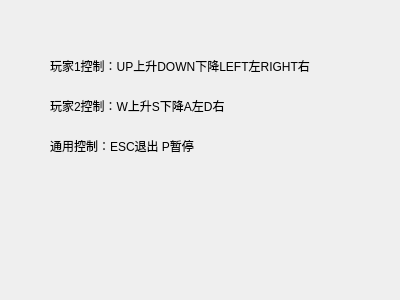
This is lib/helppage.ui in Chasingdreams6/QLink as Qt 5 draws it before an edit. The edited form follows.
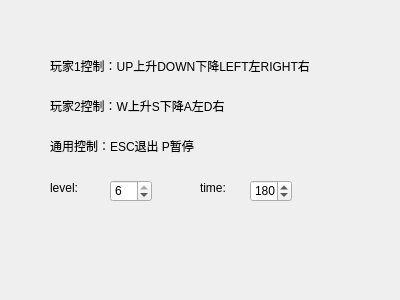
This is the edited form.

Commit message: Add: adjustable level and time

What changed in the file:
```diff
--- a/lib/helppage.ui
+++ b/lib/helppage.ui
@@ -52,6 +52,67 @@
     <string>通用控制：ESC退出 P暂停</string>
    </property>
   </widget>
+  <widget class="QSpinBox" name="spinBox">
+   <property name="geometry">
+    <rect>
+     <x>110</x>
+     <y>180</y>
+     <width>42</width>
+     <height>22</height>
+    </rect>
+   </property>
+   <property name="minimum">
+    <number>2</number>
+   </property>
+   <property name="maximum">
+    <number>6</number>
+   </property>
+   <property name="value">
+    <number>6</number>
+   </property>
+  </widget>
+  <widget class="QLabel" name="label_4">
+   <property name="geometry">
+    <rect>
+     <x>50</x>
+     <y>180</y>
+     <width>72</width>
+     <height>15</height>
+    </rect>
+   </property>
+   <property name="text">
+    <string>level:</string>
+   </property>
+  </widget>
+  <widget class="QLabel" name="label_5">
+   <property name="geometry">
+    <rect>
+     <x>200</x>
+     <y>180</y>
+     <width>72</width>
+     <height>15</height>
+    </rect>
+   </property>
+   <property name="text">
+    <string>time:</string>
+   </property>
+  </widget>
+  <widget class="QSpinBox" name="spinBox_2">
+   <property name="geometry">
+    <rect>
+     <x>250</x>
+     <y>180</y>
+     <width>42</width>
+     <height>22</height>
+    </rect>
+   </property>
+   <property name="maximum">
+    <number>1000</number>
+   </property>
+   <property name="value">
+    <number>180</number>
+   </property>
+  </widget>
  </widget>
  <resources/>
  <connections/>
```
The commit also changes 18 other files.
